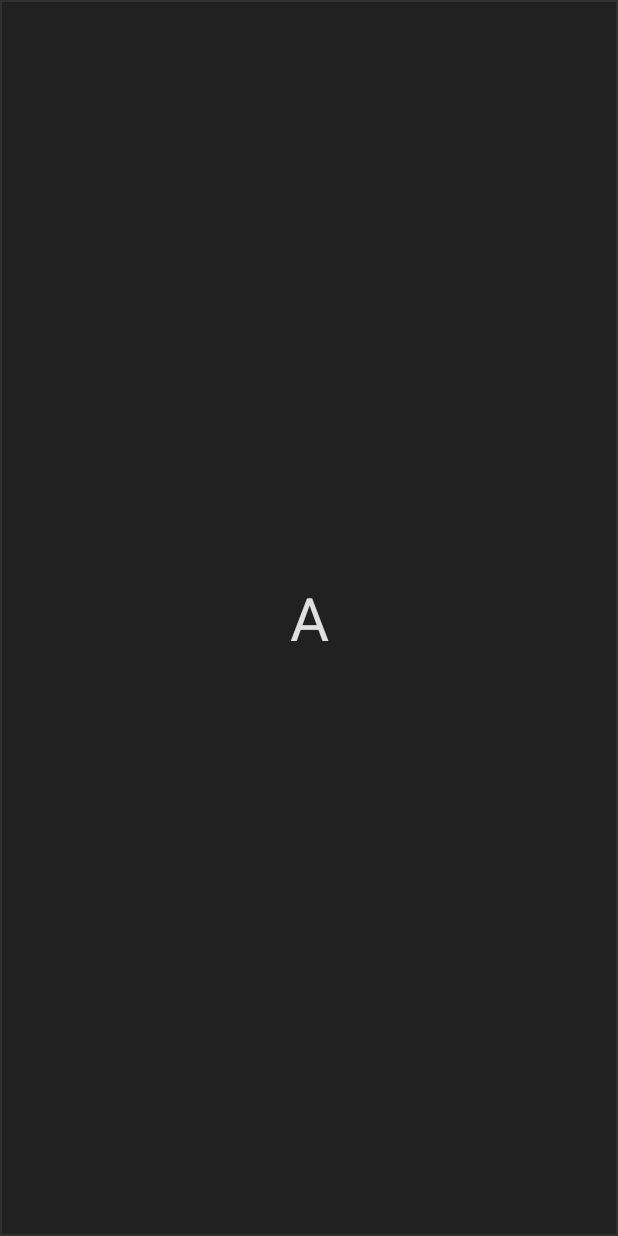
After one commit to Chris234k/12-keys, an Android app: the layout key_popup_layout.xml on its own in the app's theme, with its tools: preview values and no code run, on a phone screen of 412 x 824 dp. The commit adds this screen. Run offline under Robolectric (Android 15) with nearby library versions, the phone set to English and light mode, and no system bars.

Commit message:
Key popup / preview. Triangle is unused because I couldn't get the layout to size correctly with it included. May return to it later.

```diff
--- /dev/null
+++ b/app/src/main/res/drawable/key_popup.xml
@@ -0,0 +1,14 @@
+<?xml version="1.0" encoding="utf-8"?>
+<layer-list xmlns:android="http://schemas.android.com/apk/res/android">
+    <item>
+        <shape
+            android:shape="rectangle">
+            <solid android:color="@color/dark_0"/>
+            <stroke
+                android:width="@dimen/key_stroke_width"
+                android:color="@color/key_stroke_color"/>
+            <corners
+                android:radius="@dimen/key_radius"/>
+        </shape>
+    </item>
+</layer-list>
--- /dev/null
+++ b/app/src/main/res/layout/key_popup_layout.xml
@@ -0,0 +1,19 @@
+<?xml version="1.0" encoding="utf-8"?>
+<LinearLayout xmlns:android="http://schemas.android.com/apk/res/android"
+    xmlns:app="http://schemas.android.com/apk/res-auto"
+    xmlns:tools="http://schemas.android.com/tools"
+    android:layout_width="match_parent"
+    android:layout_height="match_parent"
+    android:orientation="vertical">
+
+    <TextView
+        android:id="@+id/key_popup_text"
+        android:layout_width="match_parent"
+        android:layout_height="match_parent"
+        android:background="@drawable/key_popup"
+        android:gravity="center"
+        android:text="A"
+        android:textColor="@color/light_font"
+        android:textSize="40sp" />
+
+</LinearLayout>
```
Also changed, not shown: app/src/main/java/com/chris234k/keys12/Key.java (+16 -7 lines), app/src/main/java/com/chris234k/keys12/Keyboard.java (+30 -2 lines), app/src/main/java/com/chris234k/keys12/KeysIME.java (+11 -0 lines), app/src/main/res/drawable/triangle.xml (added, +14 -0 lines), app/src/main/res/layout/keyboard_layout.xml (+7 -4 lines).
